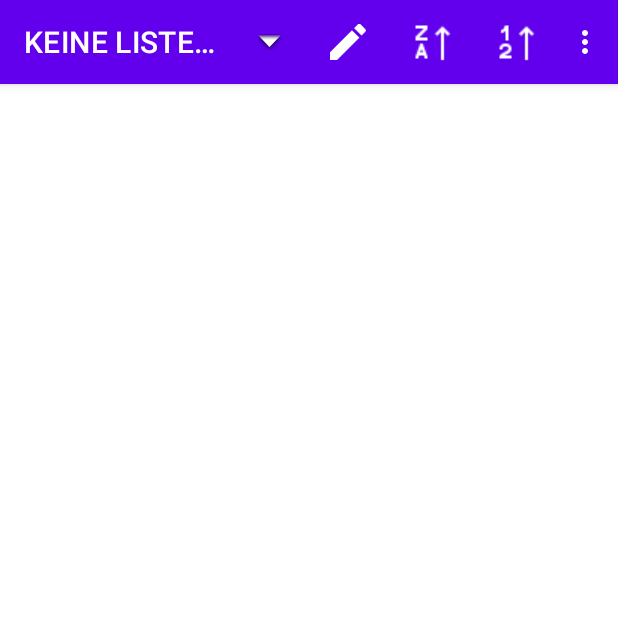
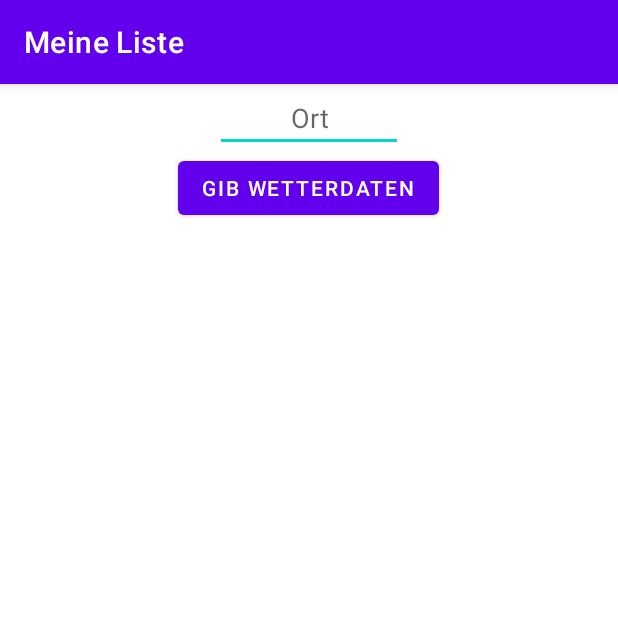
Before and after one commit to RonMill/Gaminglibrary, an Android app: the screen it shows after launch (MainActivity before the commit, WeatherActivity after it), in the options menu, after a tap on "Tags", on a phone screen of 412 x 824 dp, the top half of it. Run offline under Robolectric (Android 15) with nearby library versions, the phone set to English and light mode, and no system bars; our stand-ins replace Volley.

Commit message:
repared API Weather Call with: - changes in the Menu and in the MainActivity - Mainifest for new Activity - Dependencies for API + allowed internet permission in app - created Singleton for API Request Queue - basic implementaion of WeatherActivity

```diff
--- a/app/build.gradle
+++ b/app/build.gradle
@@ -36,4 +36,5 @@ dependencies {
     testImplementation 'junit:junit:4.13.2'
     androidTestImplementation 'androidx.test.ext:junit:1.1.3'
     androidTestImplementation 'androidx.test.espresso:espresso-core:3.4.0'
+    implementation 'com.android.volley:volley:1.2.1'
 }
--- a/app/src/main/java/com/example/gaminglibrary/activity/MainActivity.java
+++ b/app/src/main/java/com/example/gaminglibrary/activity/MainActivity.java
@@ -56,6 +56,7 @@ public class MainActivity extends AppCompatActivity {
     AlertDialog dialog;
     public SubMenu subMenu;
     ActivityResultLauncher<Intent> someActivityResultLauncher;
+
 
     @Override
     protected void onCreate(Bundle savedInstanceState) {
@@ -303,7 +304,9 @@ public class MainActivity extends AppCompatActivity {
                     loadGames(currentList.getGames());
                 }
                 return true;
-            case R.id.TAGS:
+            case R.id.WEATHER:
+                Intent i = new Intent(this, WeatherActivity.class);
+                startActivity(i);
                 return true;
             case R.id.STATISTIC:
                 return true;
--- /dev/null
+++ b/app/src/main/java/com/example/gaminglibrary/activity/WeatherActivity.java
@@ -0,0 +1,81 @@
+package com.example.gaminglibrary.activity;
+
+import android.os.Bundle;
+import android.util.Log;
+import android.view.View;
+import android.widget.Button;
+import android.widget.EditText;
+import android.widget.ListView;
+import android.widget.Toast;
+
+import androidx.appcompat.app.AppCompatActivity;
+
+import com.android.volley.Request;
+import com.android.volley.RequestQueue;
+import com.android.volley.Response;
+import com.android.volley.VolleyError;
+import com.android.volley.toolbox.JsonArrayRequest;
+import com.android.volley.toolbox.StringRequest;
+import com.android.volley.toolbox.Volley;
+import com.example.gaminglibrary.API.Coordinates;
+import com.example.gaminglibrary.API.MySingleton;
+import com.example.gaminglibrary.R;
+
+import org.json.JSONArray;
+import org.json.JSONException;
+import org.json.JSONObject;
+
+public class WeatherActivity extends AppCompatActivity {
+
+    ////API WAS GEHT ALLA
+    Button btn_getWeather;
+    EditText et_dataInput;
+    ListView lv_WeatherReport;
+    ////API WAS GEHT ALLA
+
+    @Override
+    protected void onCreate(Bundle savedInstanceState) {
+
+        super.onCreate(savedInstanceState);
+        setContentView(R.layout.activity_weather);
+
+        ////API WAS GEHT ALLA
+        btn_getWeather = (Button) findViewById(R.id.GET_WEATHERBUTTON);
+        et_dataInput = (EditText) findViewById(R.id.EDITTEXTLOCATION);
+        lv_WeatherReport = (ListView) findViewById(R.id.WeatherReport);
+
+        btn_getWeather.setOnClickListener(new View.OnClickListener() {
+            @Override
+            public void onClick(View view) {
+                //RequestQueue queue = Volley.newRequestQueue(WeatherActivity.this);
+
+                String urlForCity = "https://api.openweathermap.org/geo/1.0/direct?q=" + et_dataInput.getText().toString() + ",de &appid=ff76494d7fec7ca86a761ecc9dd6b12a";
+                String urlForWeather = "https://api.openweathermap.org/data/2.5/weather?lat=44.34&lon=10.99&appid=ff76494d7fec7ca86a761ecc9dd6b12a";
+
+                JsonArrayRequest request = new JsonArrayRequest(Request.Method.GET, urlForCity, null, new Response.Listener<JSONArray>() {
+                    @Override
+                    public void onResponse(JSONArray response) {
+                        try {
+                            JSONObject coord = response.getJSONObject(0);
+                            Coordinates coordinates = new Coordinates(coord.getString("lon"), coord.getString("lat"));
+                            //Toast.makeText(getApplicationContext(), coordinates.toString(), Toast.LENGTH_SHORT).show();
+                        } catch (JSONException e) {
+                            e.printStackTrace();
+                        }
+                    }
+                }, new Response.ErrorListener() {
+                    @Override
+                    public void onErrorResponse(VolleyError error) {
+                        Log.d("HS_KL", error.toString());
+                    }
+                });
+
+                MySingleton.getInstance(WeatherActivity.this).addToRequestQueue(request);
+
+            }
+        });
+
+
+    }
+
+}
--- /dev/null
+++ b/app/src/main/res/layout/activity_weather.xml
@@ -0,0 +1,32 @@
+<?xml version="1.0" encoding="utf-8"?>
+<androidx.constraintlayout.widget.ConstraintLayout xmlns:android="http://schemas.android.com/apk/res/android"
+    android:layout_width="match_parent"
+    android:layout_height="match_parent">
+
+    <LinearLayout
+        android:layout_width="match_parent"
+        android:layout_height="match_parent"
+        android:orientation="vertical">
+
+        <EditText
+            android:id="@+id/EDITTEXTLOCATION"
+            android:layout_width="125dp"
+            android:layout_height="wrap_content"
+            android:hint="Ort"
+            android:layout_gravity="center"
+            android:textAlignment="center"></EditText>
+
+        <Button
+            android:id="@+id/GET_WEATHERBUTTON"
+            android:layout_width="wrap_content"
+            android:layout_height="wrap_content"
+            android:layout_gravity="center"
+            android:text="Gib Wetterdaten"/>
+
+        <ListView
+            android:id="@+id/WeatherReport"
+            android:layout_width="match_parent"
+            android:layout_height="match_parent" />
+
+    </LinearLayout>
+</androidx.constraintlayout.widget.ConstraintLayout>
--- a/app/src/main/res/menu/start_activity_menu.xml
+++ b/app/src/main/res/menu/start_activity_menu.xml
@@ -41,7 +41,7 @@
         android:title="TODO" />
 
     <item
-        android:id="@+id/TAGS"
+        android:id="@+id/WEATHER"
         android:title="@string/tags"
         app:showAsAction="never" />
     <item
```
Also changed, not shown: app/src/main/AndroidManifest.xml (+11 -1 lines), app/src/main/java/com/example/gaminglibrary/API/Coordinates.java (added, +28 -0 lines), app/src/main/java/com/example/gaminglibrary/API/MySingleton.java (added, +34 -0 lines).
